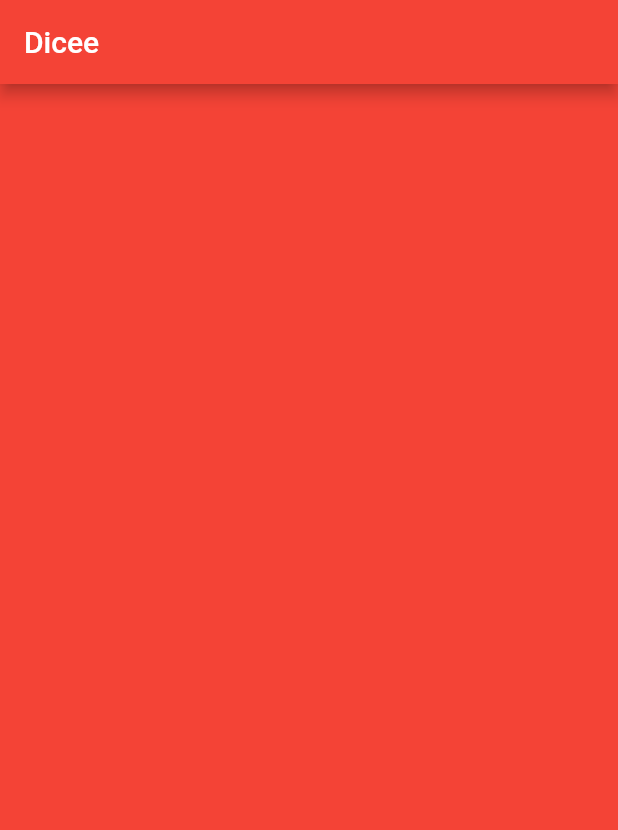
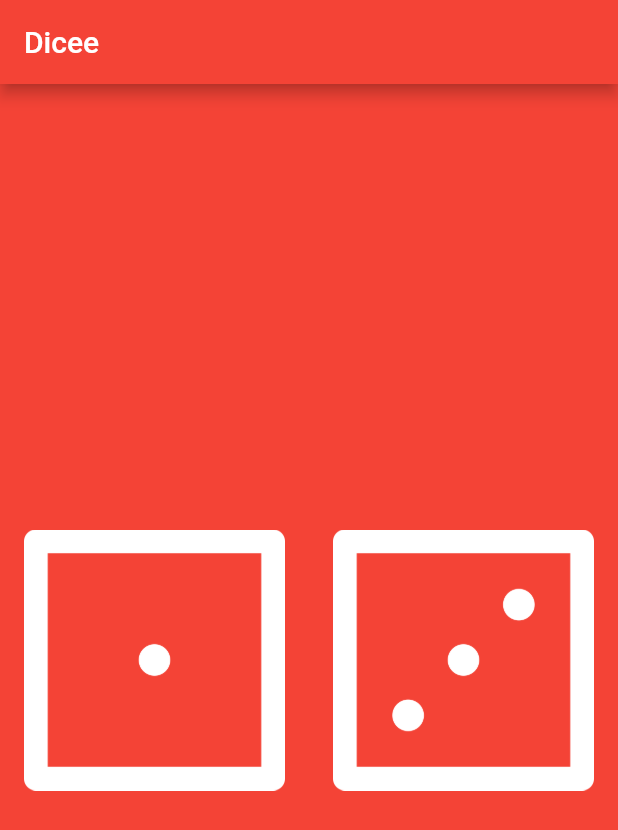
Before and after one commit to TshephangMogotsi/dicee, a Flutter app: the screen it shows after launch, on a phone screen of 412 x 824 dp. Shown: the top 830 px of the screen. Run offline on Flutter 3.47's test engine with Material 2 defaults, Android fonts, the phone set to English and light mode, and no system bars.

Commit message:
displayed dice and wrapped them in a TextButton

```diff
--- a/lib/main.dart
+++ b/lib/main.dart
@@ -20,6 +20,29 @@ class DicePage extends StatelessWidget {
 
   @override
   Widget build(BuildContext context) {
-    return Container();
+    return Center(
+      child: Row(
+        children: <Widget>[
+          Expanded(
+            child: Padding(
+              padding: const EdgeInsets.all(8.0),
+              child: TextButton(
+                onPressed: () {},
+                child: Image.asset("images/dice1.png"),
+              ),
+            ),
+          ),
+          Expanded(
+            child: Padding(
+              padding: const EdgeInsets.all(8.0),
+              child: TextButton(
+                onPressed: () {},
+                child: Image.asset("images/dice3.png"),
+              ),
+            ),
+          ),
+        ],
+      ),
+    );
   }
 }
```
